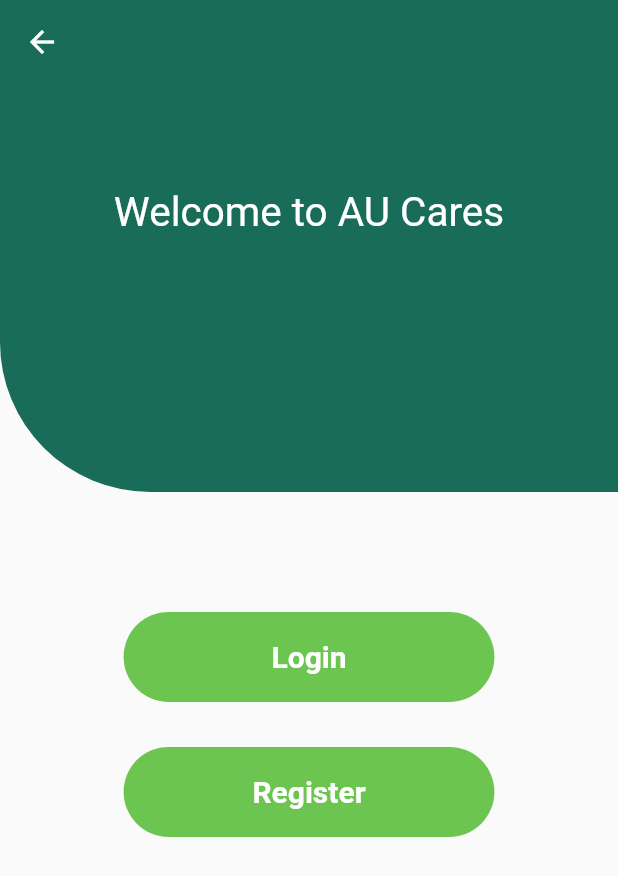
After one commit to AU-Health/au_health_frontend, a Flutter app: the _Home screen opened directly, on a phone screen of 412 x 824 dp. The commit adds this screen. Shown: the top 876 px of the screen. Run offline on Flutter 3.47's test engine with Material 2 defaults, Android fonts, the phone set to English and light mode, and no system bars; our stand-ins replace built_collection, built_value, cookie_jar, dio, dio_cookie_manager, get_it and 2 more; missing offline and left inert: ferry, ferry_exec, ferry_flutter, ferry_hive_store, gql, gql_code_builder and 2 more; accounts and stored records are empty; statements that could not run were skipped.

Commit message:
me query & login

```diff
--- /dev/null
+++ b/lib/graphql/queries/me.data.gql.dart
@@ -0,0 +1,47 @@
+// GENERATED CODE - DO NOT MODIFY BY HAND
+
+import 'package:aucares/graphql/schema.schema.gql.dart' as _i2;
+import 'package:aucares/graphql/serializers.gql.dart' as _i1;
+import 'package:built_value/built_value.dart';
+import 'package:built_value/serializer.dart';
+
+part 'me.data.gql.g.dart';
+
+abstract class GMeData implements Built<GMeData, GMeDataBuilder> {
+  GMeData._();
+
+  factory GMeData([Function(GMeDataBuilder b) updates]) = _$GMeData;
+
+  static void _initializeBuilder(GMeDataBuilder b) => b..G__typename = 'Query';
+  @BuiltValueField(wireName: '__typename')
+  String get G__typename;
+  GMeData_me? get me;
+  static Serializer<GMeData> get serializer => _$gMeDataSerializer;
+  Map<String, dynamic> toJson() =>
+      (_i1.serializers.serializeWith(GMeData.serializer, this)
+          as Map<String, dynamic>);
+  static GMeData? fromJson(Map<String, dynamic> json) =>
+      _i1.serializers.deserializeWith(GMeData.serializer, json);
+}
+
+abstract class GMeData_me implements Built<GMeData_me, GMeData_meBuilder> {
+  GMeData_me._();
+
+  factory GMeData_me([Function(GMeData_meBuilder b) updates]) = _$GMeData_me;
+
+  static void _initializeBuilder(GMeData_meBuilder b) =>
+      b..G__typename = 'User';
+  @BuiltValueField(wireName: '__typename')
+  String get G__typename;
+  _i2.GUUID get id;
+  String get email;
+  _i2.GDateTime get createdAt;
+  _i2.GDateTime get updatedAt;
+  _i2.GRole get role;
+  static Serializer<GMeData_me> get serializer => _$gMeDataMeSerializer;
+  Map<String, dynamic> toJson() =>
+      (_i1.serializers.serializeWith(GMeData_me.serializer, this)
+          as Map<String, dynamic>);
+  static GMeData_me? fromJson(Map<String, dynamic> json) =>
+      _i1.serializers.deserializeWith(GMeData_me.serializer, json);
+}
--- /dev/null
+++ b/lib/pages/home.dart
@@ -0,0 +1,120 @@
+import 'package:aucares/graphql/queries/me.data.gql.dart';
+import 'package:aucares/graphql/queries/me.req.gql.dart';
+import 'package:aucares/graphql/queries/me.var.gql.dart';
+import 'package:aucares/pages/login.dart';
+import 'package:aucares/pages/register.dart';
+import 'package:aucares/pages/survey.dart';
+import 'package:aucares/widgets/error_dialog.dart';
+import 'package:aucares/widgets/navigation.dart';
+import 'package:aucares/widgets/sign_in.dart';
+import 'package:ferry/ferry.dart';
+import 'package:ferry_flutter/ferry_flutter.dart';
+import 'package:flutter/material.dart';
+import 'package:get_it/get_it.dart';
+
+class HomePage extends StatelessWidget {
+  HomePage({Key? key}) : super(key: key);
+
+  final client = GetIt.I<Client>();
+
+  @override
+  Widget build(BuildContext context) {
+    return Scaffold(
+        body: Operation(
+      client: client,
+      operationRequest: GMeReq((b) => b),
+      builder: (
+        BuildContext context,
+        OperationResponse<GMeData, GMeVars>? response,
+        Object? error,
+      ) {
+        return _buildFromResponse(context, response, error);
+      },
+    ));
+  }
+
+  /// After we get the Me response, we can build the homepage.
+  _buildFromResponse(
+    BuildContext context,
+    OperationResponse<GMeData, GMeVars>? response,
+    Object? error,
+  ) {
+    if (error != null) {
+      showError(context: context, text: error.toString());
+    }
+
+    if (response == null) {
+      return const Center(
+          child: CircularProgressIndicator(
+        color: Colors.red,
+      ));
+    }
+
+    if (response.loading) {
+      return const Center(child: CircularProgressIndicator());
+    }
+
+    if (response.hasErrors) {
+      showGraphQLErrors(context: context, errors: response.graphqlErrors!);
+      return const Center(child: Text('Error'));
+    }
+
+    return _Home(me: response.data!.me);
+  }
+}
+
+/// Homepage UI.
+class _Home extends StatelessWidget {
+  final GMeData_me? me;
+
+  const _Home({Key? key, this.me}) : super(key: key);
+
+  @override
+  Widget build(BuildContext context) {
+    List<Widget> buttons;
+
+    if (me != null) {
+      buttons = [
+        Text('Hello, ${me!.email}!'),
+        NavButton(
+            buttonText: "Take Survey",
+            routeBuilder: () =>
+                MaterialPageRoute(builder: (context) => const SurveyPage()))
+      ];
+    } else {
+      buttons = [
+        NavButton(
+            buttonText: "Login",
+            routeBuilder: () =>
+                MaterialPageRoute(builder: (context) => const LoginPage())),
+        NavButton(
+            buttonText: "Register",
+            routeBuilder: () =>
+                MaterialPageRoute(builder: (context) => const RegisterPage()))
+      ];
+    }
+
+    return Scaffold(
+        //backgroundColor: Color(0xFF186C58),
+        appBar: AppBar(
+          backgroundColor: const Color(0xFF186C58),
+          elevation: 0,
+        ),
+        body: Container(
+            padding: const EdgeInsets.only(bottom: 30),
+            child: Column(children: <Widget>[
+              const SignInHeader(),
+              Expanded(
+                flex: 1,
+                child: Container(
+                  margin: const EdgeInsets.only(left: 20, right: 20, top: 80),
+                  child: Wrap(
+                    direction: Axis.vertical,
+                    spacing: 30,
+                    children: buttons,
+                  ),
+                ),
+              )
+            ])));
+  }
+}
--- a/lib/pages/survey.dart
+++ b/lib/pages/survey.dart
@@ -2,16 +2,16 @@ import 'package:aucares/widgets/survey/quiz.dart';
 import 'package:aucares/widgets/survey/result.dart';
 import 'package:flutter/material.dart';
 
-class Survey extends StatefulWidget {
-  const Survey({Key? key}) : super(key: key);
+class SurveyPage extends StatefulWidget {
+  const SurveyPage({Key? key}) : super(key: key);
 
   @override
   State<StatefulWidget> createState() {
-    return _SurveyState();
+    return _SurveyPageState();
   }
 }
 
-class _SurveyState extends State<Survey> {
+class _SurveyPageState extends State<SurveyPage> {
   final _questions = const [
     {
       'questionText': 'Welcome to the initial survey',
--- /dev/null
+++ b/lib/widgets/navigation.dart
@@ -0,0 +1,46 @@
+import 'package:flutter/material.dart';
+
+class NavButton extends StatelessWidget {
+  final String buttonText;
+  final MaterialPageRoute Function() routeBuilder;
+
+  const NavButton({Key? key, this.buttonText = "", required this.routeBuilder})
+      : super(key: key);
+
+  @override
+  Widget build(BuildContext context) {
+    return InkWell(
+      onTap: () {
+        Navigator.push(context, routeBuilder());
+      },
+      child: Container(
+        // width: double.infinity,
+        width: MediaQuery.of(context).size.width * 0.6,
+        height: 60,
+        decoration: const BoxDecoration(
+          color: Color(0xFF6CC551),
+          borderRadius: BorderRadius.all(
+            Radius.circular(100),
+          ),
+        ),
+        alignment: Alignment.center,
+        child: Text(
+          buttonText,
+          style: const TextStyle(
+            fontSize: 20,
+            color: Colors.white,
+            fontWeight: FontWeight.bold,
+          ),
+        ),
+      ),
+    );
+  }
+}
+
+extension AppNavigation on Navigator {
+  /// Push a route onto the page. Clear all of the previous page stack.
+  static void hardPush({required Widget page, required BuildContext context}) {
+    Navigator.pushAndRemoveUntil(
+        context, MaterialPageRoute(builder: (context) => page), (_) => false);
+  }
+}
--- a/lib/widgets/sign_in.dart
+++ b/lib/widgets/sign_in.dart
@@ -9,7 +9,7 @@ class SignInHeader extends StatelessWidget {
   @override
   Widget build(BuildContext context) {
     return Container(
-      height: MediaQuery.of(context).size.height * 0.35,
+      height: MediaQuery.of(context).size.height * 0.33,
       decoration: const BoxDecoration(
         borderRadius: BorderRadius.only(bottomLeft: Radius.circular(100)),
         color: Color(0xFF186C58),
@@ -20,6 +20,7 @@ class SignInHeader extends StatelessWidget {
           style: TextStyle(fontSize: 27, color: Colors.white),
         ),
       ),
+      padding: const EdgeInsets.only(bottom: 100),
     );
   }
 }
--- a/pubspec.yaml
+++ b/pubspec.yaml
@@ -37,8 +37,12 @@ dependencies:
   gql_http_link: ^0.4.0
   hive: ^2.0.4
   ferry_hive_store: ^0.4.4
+  ferry_flutter: ^0.5.4
   hive_flutter: ^1.1.0
   get_it: ^7.2.0
+  dio: ^4.0.1
+  dio_cookie_manager: ^2.0.0
+  gql_dio_link: ^0.1.0
 
 dev_dependencies:
   flutter_test:
```
Also changed, not shown: lib/graphql/client.dart (+45 -5 lines), lib/graphql/queries/me.ast.gql.dart (added, +49 -0 lines), lib/graphql/queries/me.req.gql.dart (added, +46 -0 lines), lib/graphql/queries/me.var.gql.dart (added, +20 -0 lines), lib/graphql/serializers.gql.dart (+8 -0 lines), lib/main.dart (+4 -4 lines), lib/pages/login.dart (renamed from lib/pages/login_page.dart, +20 -19 lines), lib/pages/register.dart (renamed from lib/pages/registration_page.dart, +22 -20 lines), lib/graphql/queries/me.data.gql.g.dart (added), lib/graphql/queries/me.req.gql.g.dart (added), lib/graphql/queries/me.var.gql.g.dart (added), lib/graphql/serializers.gql.g.dart, pubspec.lock, 1 other file.
